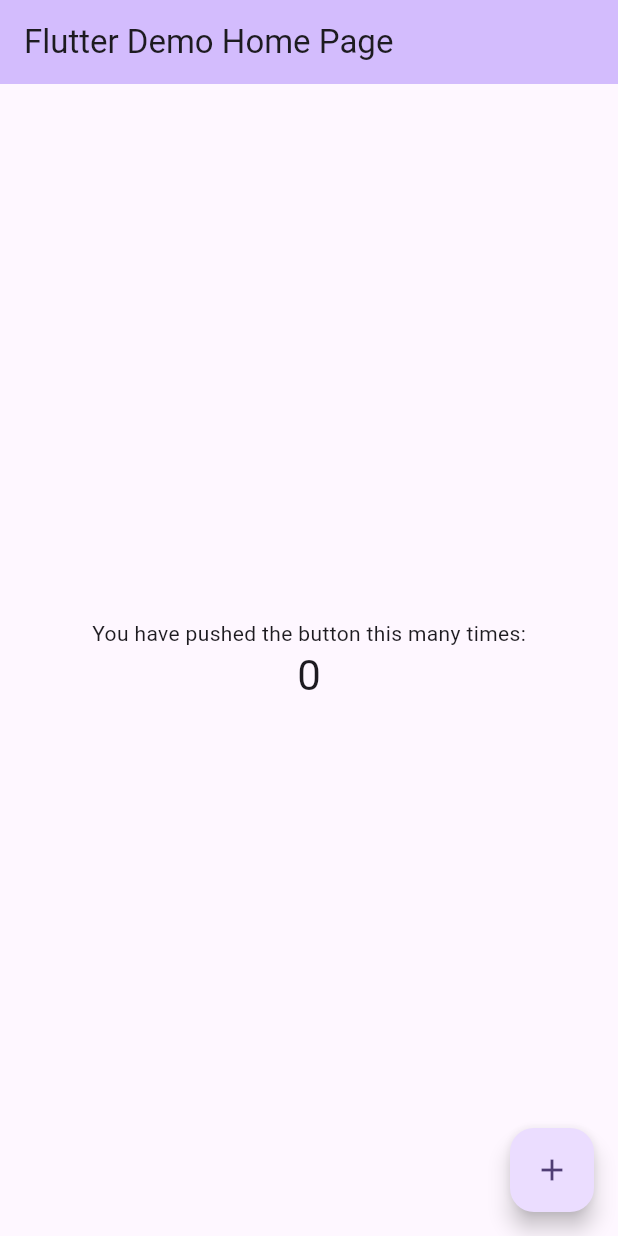
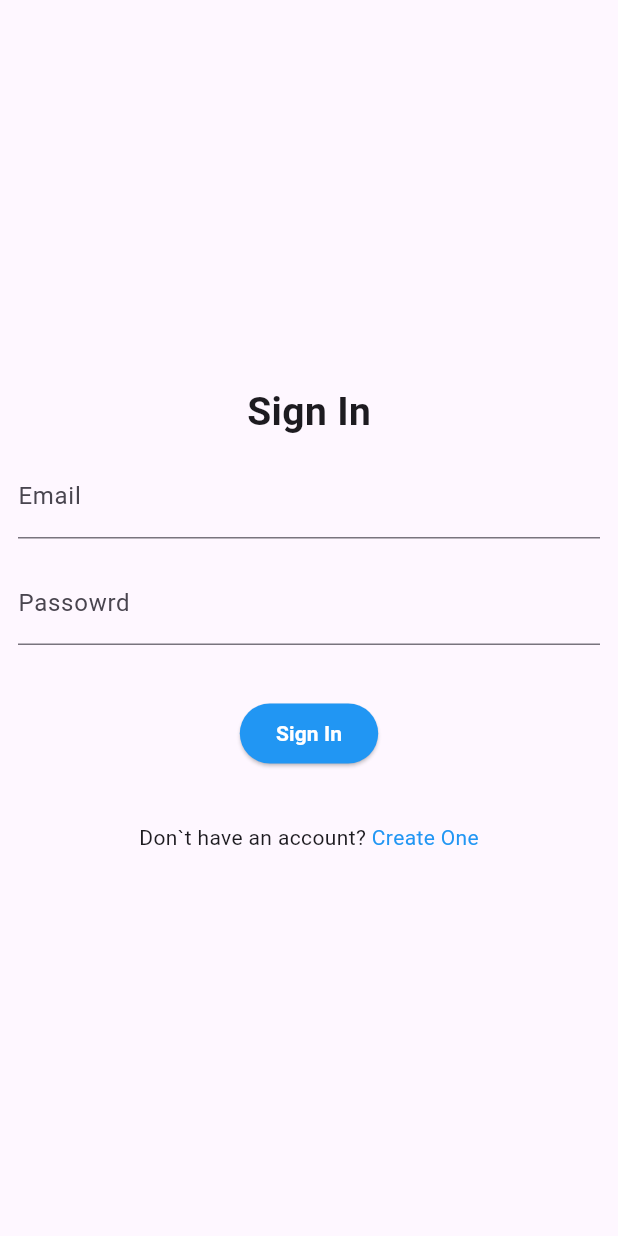
Before and after one commit to Dev-Yadnesh8/mini-project-1, a Flutter app: the screen it shows after launch, on a phone screen of 412 x 824 dp. Run offline on Flutter 3.47's test engine with Material 3 defaults, Android fonts, the phone set to English and light mode, and no system bars.

```diff
--- /dev/null
+++ b/frontend/mini_project_1/lib/features/auth/view/sign_in_screen.dart
@@ -0,0 +1,79 @@
+import 'package:flutter/material.dart';
+import 'package:mini_project_1/features/auth/view/sign_up_screen.dart';
+
+class SignInScreen extends StatefulWidget {
+  const SignInScreen({super.key});
+
+  @override
+  State<SignInScreen> createState() => _SignInScreenState();
+}
+
+class _SignInScreenState extends State<SignInScreen> {
+  final TextEditingController _emailController = TextEditingController();
+  final TextEditingController _passwordController = TextEditingController();
+
+  @override
+  Widget build(BuildContext context) {
+    return Scaffold(
+      body: Padding(
+        padding: const EdgeInsets.all(12.0),
+        child: Column(
+          mainAxisAlignment: MainAxisAlignment.center,
+          children: [
+            const Text(
+              "Sign In",
+              style: TextStyle(fontSize: 26, fontWeight: FontWeight.bold),
+            ),
+            const SizedBox(
+              height: 10,
+            ),
+            TextFormField(
+              controller: _emailController,
+              decoration:
+                  const InputDecoration(hintText: "Email", label: Text("Email")),
+            ),
+            const SizedBox(
+              height: 15,
+            ),
+            TextFormField(
+              controller: _passwordController,
+              decoration: const InputDecoration(
+                  hintText: "Password", label: Text("Passowrd")),
+            ),
+            const SizedBox(
+              height: 35,
+            ),
+            ElevatedButton(
+                style: const ButtonStyle(
+                  backgroundColor: WidgetStatePropertyAll(Colors.blue),
+                ),
+                onPressed: () {},
+                child: const Text(
+                  "Sign In",
+                  style: TextStyle(
+                      color: Colors.white, fontWeight: FontWeight.bold),
+                )),
+            const SizedBox(
+              height: 35,
+            ),
+            Row(
+              mainAxisAlignment: MainAxisAlignment.center,
+              children: [
+                const Text("Don`t have an account? "),
+                InkWell(
+                    onTap: () {
+                      // navigate to sign up scren
+                      Navigator.push(context, MaterialPageRoute(builder: (context) => SignUpScreen(),));
+                    },
+                    child: const Text(
+                      "Create One",
+                      style: TextStyle(color: Colors.blue),
+                    )),
+              ],
+            )
+          ],
+        ),
+      ),
+    );
+  }
+}
--- a/frontend/mini_project_1/lib/main.dart
+++ b/frontend/mini_project_1/lib/main.dart
@@ -1,4 +1,5 @@
 import 'package:flutter/material.dart';
+import 'package:mini_project_1/features/auth/view/sign_in_screen.dart';
 
 void main() {
   runApp(const MyApp());
@@ -10,116 +11,10 @@ class MyApp extends StatelessWidget {
   // This widget is the root of your application.
   @override
   Widget build(BuildContext context) {
-    return MaterialApp(
-      title: 'Flutter Demo',
-      theme: ThemeData(
-        // This is the theme of your application.
-        //
-        // TRY THIS: Try running your application with "flutter run". You'll see
-        // the application has a purple toolbar. Then, without quitting the app,
-        // try changing the seedColor in the colorScheme below to Colors.green
-        // and then invoke "hot reload" (save your changes or press the "hot
-        // reload" button in a Flutter-supported IDE, or press "r" if you used
-        // the command line to start the app).
-        //
-        // Notice that the counter didn't reset back to zero; the application
-        // state is not lost during the reload. To reset the state, use hot
-        // restart instead.
-        //
-        // This works for code too, not just values: Most code changes can be
-        // tested with just a hot reload.
-        colorScheme: ColorScheme.fromSeed(seedColor: Colors.deepPurple),
-        useMaterial3: true,
-      ),
-      home: const MyHomePage(title: 'Flutter Demo Home Page'),
+    return const MaterialApp(
+      title: 'Mini Project 1',
+
+      home: SignInScreen()
     );
   }
 }
-
-class MyHomePage extends StatefulWidget {
-  const MyHomePage({super.key, required this.title});
-
-  // This widget is the home page of your application. It is stateful, meaning
-  // that it has a State object (defined below) that contains fields that affect
-  // how it looks.
-
-  // This class is the configuration for the state. It holds the values (in this
-  // case the title) provided by the parent (in this case the App widget) and
-  // used by the build method of the State. Fields in a Widget subclass are
-  // always marked "final".
-
-  final String title;
-
-  @override
-  State<MyHomePage> createState() => _MyHomePageState();
-}
-
-class _MyHomePageState extends State<MyHomePage> {
-  int _counter = 0;
-
-  void _incrementCounter() {
-    setState(() {
-      // This call to setState tells the Flutter framework that something has
-      // changed in this State, which causes it to rerun the build method below
-      // so that the display can reflect the updated values. If we changed
-      // _counter without calling setState(), then the build method would not be
-      // called again, and so nothing would appear to happen.
-      _counter++;
-    });
-  }
-
-  @override
-  Widget build(BuildContext context) {
-    // This method is rerun every time setState is called, for instance as done
-    // by the _incrementCounter method above.
-    //
-    // The Flutter framework has been optimized to make rerunning build methods
-    // fast, so that you can just rebuild anything that needs updating rather
-    // than having to individually change instances of widgets.
-    return Scaffold(
-      appBar: AppBar(
-        // TRY THIS: Try changing the color here to a specific color (to
-        // Colors.amber, perhaps?) and trigger a hot reload to see the AppBar
-        // change color while the other colors stay the same.
-        backgroundColor: Theme.of(context).colorScheme.inversePrimary,
-        // Here we take the value from the MyHomePage object that was created by
-        // the App.build method, and use it to set our appbar title.
-        title: Text(widget.title),
-      ),
-      body: Center(
-        // Center is a layout widget. It takes a single child and positions it
-        // in the middle of the parent.
-        child: Column(
-          // Column is also a layout widget. It takes a list of children and
-          // arranges them vertically. By default, it sizes itself to fit its
-          // children horizontally, and tries to be as tall as its parent.
-          //
-          // Column has various properties to control how it sizes itself and
-          // how it positions its children. Here we use mainAxisAlignment to
-          // center the children vertically; the main axis here is the vertical
-          // axis because Columns are vertical (the cross axis would be
-          // horizontal).
-          //
-          // TRY THIS: Invoke "debug painting" (choose the "Toggle Debug Paint"
-          // action in the IDE, or press "p" in the console), to see the
-          // wireframe for each widget.
-          mainAxisAlignment: MainAxisAlignment.center,
-          children: <Widget>[
-            const Text(
-              'You have pushed the button this many times:',
-            ),
-            Text(
-              '$_counter',
-              style: Theme.of(context).textTheme.headlineMedium,
-            ),
-          ],
-        ),
-      ),
-      floatingActionButton: FloatingActionButton(
-        onPressed: _incrementCounter,
-        tooltip: 'Increment',
-        child: const Icon(Icons.add),
-      ), // This trailing comma makes auto-formatting nicer for build methods.
-    );
-  }
-}
```
Also changed, not shown: frontend/mini_project_1/lib/features/auth/view/sign_up_screen.dart (added, +97 -0 lines), 4 other files.
